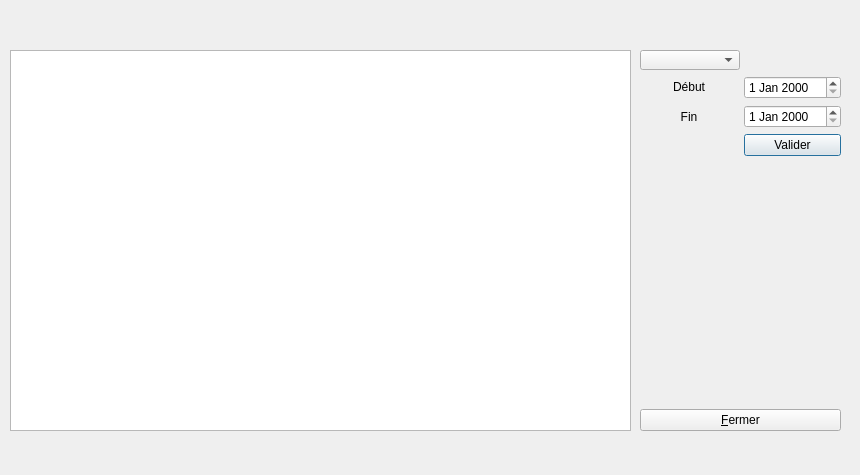
Above: Projet3_TRADING/periodedialog.ui from MacFly669/myGitFiles before the change. Below: the same form after it.
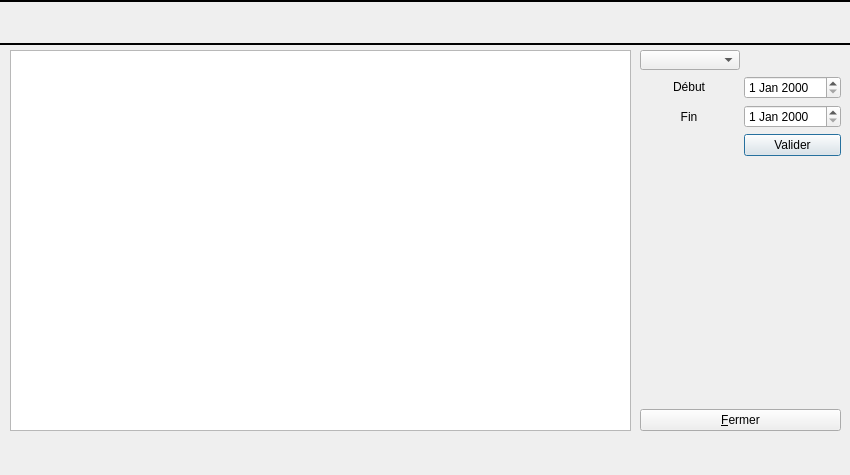
That is the form after the change. Icons and pictures are not drawn.

The edit to the form file:
```diff
--- a/Projet3_TRADING/periodedialog.ui
+++ b/Projet3_TRADING/periodedialog.ui
@@ -6,7 +6,7 @@
    <rect>
     <x>0</x>
     <y>0</y>
-    <width>860</width>
+    <width>850</width>
     <height>475</height>
    </rect>
   </property>
@@ -45,7 +45,7 @@
      <x>30</x>
      <y>440</y>
      <width>651</width>
-     <height>21</height>
+     <height>31</height>
     </rect>
    </property>
    <property name="text">
@@ -158,6 +158,9 @@
      <height>45</height>
     </rect>
    </property>
+   <property name="frameShape">
+    <enum>QFrame::WinPanel</enum>
+   </property>
    <property name="text">
     <string/>
    </property>
```
